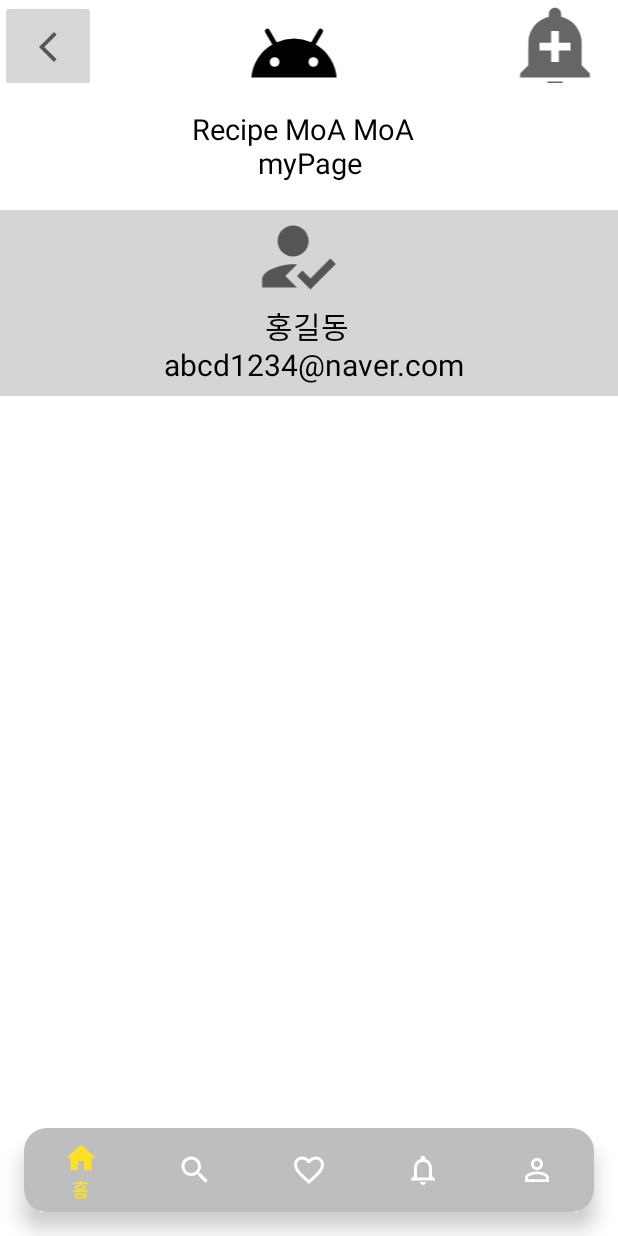
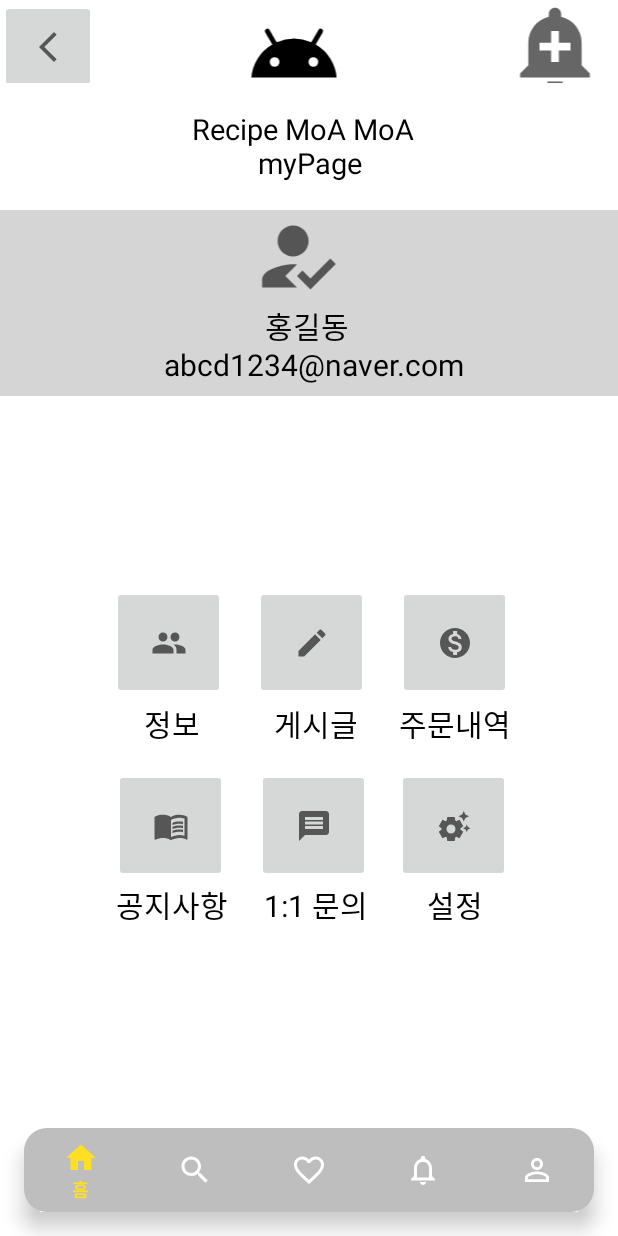
Before and after one commit to choijiyeon20/MoaMoa, an Android app: the fragment Main_mypage placed in its activity, on a phone screen of 412 x 824 dp. Run offline under Robolectric (Android 15) with nearby library versions, the phone set to English and light mode, and no system bars.

Commit message:
이민영-mypage 완성

```diff
--- /dev/null
+++ b/app/src/main/res/drawable/ic_baseline_create_24.xml
@@ -0,0 +1,10 @@
+<vector xmlns:android="http://schemas.android.com/apk/res/android"
+    android:width="24dp"
+    android:height="24dp"
+    android:viewportWidth="24"
+    android:viewportHeight="24"
+    android:tint="?attr/colorControlNormal">
+  <path
+      android:fillColor="@android:color/white"
+      android:pathData="M3,17.25V21h3.75L17.81,9.94l-3.75,-3.75L3,17.25zM20.71,7.04c0.39,-0.39 0.39,-1.02 0,-1.41l-2.34,-2.34c-0.39,-0.39 -1.02,-0.39 -1.41,0l-1.83,1.83 3.75,3.75 1.83,-1.83z"/>
+</vector>
--- /dev/null
+++ b/app/src/main/res/drawable/ic_baseline_group_24.xml
@@ -0,0 +1,10 @@
+<vector xmlns:android="http://schemas.android.com/apk/res/android"
+    android:width="24dp"
+    android:height="24dp"
+    android:viewportWidth="24"
+    android:viewportHeight="24"
+    android:tint="?attr/colorControlNormal">
+  <path
+      android:fillColor="@android:color/white"
+      android:pathData="M16,11c1.66,0 2.99,-1.34 2.99,-3S17.66,5 16,5c-1.66,0 -3,1.34 -3,3s1.34,3 3,3zM8,11c1.66,0 2.99,-1.34 2.99,-3S9.66,5 8,5C6.34,5 5,6.34 5,8s1.34,3 3,3zM8,13c-2.33,0 -7,1.17 -7,3.5L1,19h14v-2.5c0,-2.33 -4.67,-3.5 -7,-3.5zM16,13c-0.29,0 -0.62,0.02 -0.97,0.05 1.16,0.84 1.97,1.97 1.97,3.45L17,19h6v-2.5c0,-2.33 -4.67,-3.5 -7,-3.5z"/>
+</vector>
--- /dev/null
+++ b/app/src/main/res/drawable/ic_baseline_menu_book_24.xml
@@ -0,0 +1,20 @@
+<vector xmlns:android="http://schemas.android.com/apk/res/android"
+    android:width="24dp"
+    android:height="24dp"
+    android:viewportWidth="24"
+    android:viewportHeight="24"
+    android:tint="?attr/colorControlNormal"
+    android:autoMirrored="true">
+  <path
+      android:fillColor="@android:color/white"
+      android:pathData="M21,5c-1.11,-0.35 -2.33,-0.5 -3.5,-0.5c-1.95,0 -4.05,0.4 -5.5,1.5c-1.45,-1.1 -3.55,-1.5 -5.5,-1.5S2.45,4.9 1,6v14.65c0,0.25 0.25,0.5 0.5,0.5c0.1,0 0.15,-0.05 0.25,-0.05C3.1,20.45 5.05,20 6.5,20c1.95,0 4.05,0.4 5.5,1.5c1.35,-0.85 3.8,-1.5 5.5,-1.5c1.65,0 3.35,0.3 4.75,1.05c0.1,0.05 0.15,0.05 0.25,0.05c0.25,0 0.5,-0.25 0.5,-0.5V6C22.4,5.55 21.75,5.25 21,5zM21,18.5c-1.1,-0.35 -2.3,-0.5 -3.5,-0.5c-1.7,0 -4.15,0.65 -5.5,1.5V8c1.35,-0.85 3.8,-1.5 5.5,-1.5c1.2,0 2.4,0.15 3.5,0.5V18.5z"/>
+  <path
+      android:fillColor="@android:color/white"
+      android:pathData="M17.5,10.5c0.88,0 1.73,0.09 2.5,0.26V9.24C19.21,9.09 18.36,9 17.5,9c-1.7,0 -3.24,0.29 -4.5,0.83v1.66C14.13,10.85 15.7,10.5 17.5,10.5z"/>
+  <path
+      android:fillColor="@android:color/white"
+      android:pathData="M13,12.49v1.66c1.13,-0.64 2.7,-0.99 4.5,-0.99c0.88,0 1.73,0.09 2.5,0.26V11.9c-0.79,-0.15 -1.64,-0.24 -2.5,-0.24C15.8,11.66 14.26,11.96 13,12.49z"/>
+  <path
+      android:fillColor="@android:color/white"
+      android:pathData="M17.5,14.33c-1.7,0 -3.24,0.29 -4.5,0.83v1.66c1.13,-0.64 2.7,-0.99 4.5,-0.99c0.88,0 1.73,0.09 2.5,0.26v-1.52C19.21,14.41 18.36,14.33 17.5,14.33z"/>
+</vector>
--- /dev/null
+++ b/app/src/main/res/drawable/ic_baseline_message_24.xml
@@ -0,0 +1,11 @@
+<vector xmlns:android="http://schemas.android.com/apk/res/android"
+    android:width="24dp"
+    android:height="24dp"
+    android:viewportWidth="24"
+    android:viewportHeight="24"
+    android:tint="?attr/colorControlNormal"
+    android:autoMirrored="true">
+  <path
+      android:fillColor="@android:color/white"
+      android:pathData="M20,2L4,2c-1.1,0 -1.99,0.9 -1.99,2L2,22l4,-4h14c1.1,0 2,-0.9 2,-2L22,4c0,-1.1 -0.9,-2 -2,-2zM18,14L6,14v-2h12v2zM18,11L6,11L6,9h12v2zM18,8L6,8L6,6h12v2z"/>
+</vector>
--- /dev/null
+++ b/app/src/main/res/drawable/ic_baseline_monetization_on_24.xml
@@ -0,0 +1,10 @@
+<vector xmlns:android="http://schemas.android.com/apk/res/android"
+    android:width="24dp"
+    android:height="24dp"
+    android:viewportWidth="24"
+    android:viewportHeight="24"
+    android:tint="?attr/colorControlNormal">
+  <path
+      android:fillColor="@android:color/white"
+      android:pathData="M12,2C6.48,2 2,6.48 2,12s4.48,10 10,10 10,-4.48 10,-10S17.52,2 12,2zM13.41,18.09L13.41,20h-2.67v-1.93c-1.71,-0.36 -3.16,-1.46 -3.27,-3.4h1.96c0.1,1.05 0.82,1.87 2.65,1.87 1.96,0 2.4,-0.98 2.4,-1.59 0,-0.83 -0.44,-1.61 -2.67,-2.14 -2.48,-0.6 -4.18,-1.62 -4.18,-3.67 0,-1.72 1.39,-2.84 3.11,-3.21L10.74,4h2.67v1.95c1.86,0.45 2.79,1.86 2.85,3.39L14.3,9.34c-0.05,-1.11 -0.64,-1.87 -2.22,-1.87 -1.5,0 -2.4,0.68 -2.4,1.64 0,0.84 0.65,1.39 2.67,1.91s4.18,1.39 4.18,3.91c-0.01,1.83 -1.38,2.83 -3.12,3.16z"/>
+</vector>
--- /dev/null
+++ b/app/src/main/res/drawable/ic_baseline_settings_suggest_24.xml
@@ -0,0 +1,10 @@
+<vector xmlns:android="http://schemas.android.com/apk/res/android"
+    android:width="24dp"
+    android:height="24dp"
+    android:viewportWidth="24"
+    android:viewportHeight="24"
+    android:tint="?attr/colorControlNormal">
+  <path
+      android:fillColor="@android:color/white"
+      android:pathData="M17.41,6.59L15,5.5l2.41,-1.09L18.5,2l1.09,2.41L22,5.5l-2.41,1.09L18.5,9L17.41,6.59zM21.28,12.72L20.5,11l-0.78,1.72L18,13.5l1.72,0.78L20.5,16l0.78,-1.72L23,13.5L21.28,12.72zM16.24,14.37l1.94,1.47l-2.5,4.33l-2.24,-0.94c-0.2,0.13 -0.42,0.26 -0.64,0.37L12.5,22h-5l-0.3,-2.41c-0.22,-0.11 -0.43,-0.23 -0.64,-0.37l-2.24,0.94l-2.5,-4.33l1.94,-1.47C3.75,14.25 3.75,14.12 3.75,14s0,-0.25 0.01,-0.37l-1.94,-1.47l2.5,-4.33l2.24,0.94c0.2,-0.13 0.42,-0.26 0.64,-0.37L7.5,6h5l0.3,2.41c0.22,0.11 0.43,0.23 0.64,0.37l2.24,-0.94l2.5,4.33l-1.94,1.47c0.01,0.12 0.01,0.24 0.01,0.37S16.25,14.25 16.24,14.37zM13,14c0,-1.66 -1.34,-3 -3,-3s-3,1.34 -3,3s1.34,3 3,3S13,15.66 13,14z"/>
+</vector>
--- a/app/src/main/res/layout/main_mypage.xml
+++ b/app/src/main/res/layout/main_mypage.xml
@@ -20,7 +20,8 @@
             android:id="@+id/backBoardImageButton"
             android:layout_width="64dp"
             android:layout_height="62dp"
-            app:srcCompat="@drawable/ic_baseline_arrow_back_ios_new_24" />
+            app:srcCompat="@drawable/ic_baseline_arrow_back_ios_new_24"
+            tools:ignore="DuplicateIds" />
 
         <ImageView
             android:layout_width="64dp"
@@ -87,8 +88,138 @@
             android:textAlignment="center"
             android:textSize="20dp"
             android:textColor="@color/black"/>
+    </LinearLayout>
+
+    <LinearLayout
+        android:gravity="center"
+        android:orientation="vertical"
+        android:layout_width="match_parent"
+        android:layout_height="match_parent"
+        android:layout_marginTop="180dp"
+        tools:ignore="MissingConstraints">
+
+        <LinearLayout
+            android:layout_width="wrap_content"
+            android:layout_height="wrap_content"
+            android:layout_marginEnd="8dp">
+
+            <ImageButton
+                android:layout_width="75dp"
+                android:layout_height="75dp"
+                app:srcCompat="@drawable/ic_baseline_group_24"
+                android:layout_marginStart="20dp"/>
+            <ImageButton
+                android:layout_width="75dp"
+                android:layout_height="75dp"
+                app:srcCompat="@drawable/ic_baseline_create_24"
+                android:layout_marginStart="20dp"/>
+            <ImageButton
+                android:layout_width="75dp"
+                android:layout_height="75dp"
+                app:srcCompat="@drawable/ic_baseline_monetization_on_24"
+                android:layout_marginStart="20dp"/>
+        </LinearLayout>
+
+        <LinearLayout
+            android:layout_width="wrap_content"
+            android:layout_height="wrap_content"
+            android:layout_marginStart="0dp"
+            android:layout_marginEnd="1dp"
+            android:layout_marginTop="1dp">
+
+            <TextView
+                android:layout_width="75dp"
+                android:layout_height="25dp"
+                android:text="정보"
+                android:textAlignment="center"
+                android:textSize="20dp"
+                android:textColor="@color/black"
+                android:layout_marginStart="9.11dp" />
+
+            <TextView
+                android:layout_width="80dp"
+                android:layout_height="25dp"
+                android:text="게시글"
+                android:textAlignment="center"
+                android:textSize="20dp"
+                android:textColor="@color/black"
+                android:layout_marginStart="18dp"/>
+            <TextView
+                android:layout_width="75dp"
+                android:layout_height="25dp"
+                android:text="주문내역"
+                android:textAlignment="center"
+                android:textSize="20dp"
+                android:textColor="@color/black"
+                android:layout_marginStart="7pt"/>
+        </LinearLayout>
+
+
+        <LinearLayout
+            android:layout_width="wrap_content"
+            android:layout_height="wrap_content"
+            android:layout_marginStart="0dp"
+            android:layout_marginEnd="18dp"
+            android:layout_marginTop="20dp">
+
+            <ImageButton
+                android:layout_width="75dp"
+                android:layout_height="75dp"
+                app:srcCompat="@drawable/ic_baseline_menu_book_24"
+                android:layout_marginStart="40dp"/>
+
+            <ImageButton
+                android:layout_width="75dp"
+                android:layout_height="75dp"
+                android:layout_marginStart="20dp"
+                app:srcCompat="@drawable/ic_baseline_message_24" />
+            <ImageButton
+                android:layout_width="75dp"
+                android:layout_height="75dp"
+                android:layout_marginStart="18dp"
+                app:srcCompat="@drawable/ic_baseline_settings_suggest_24" />
+        </LinearLayout>
+
+        <LinearLayout
+            android:layout_width="wrap_content"
+            android:layout_height="wrap_content"
+            android:layout_marginStart="0dp"
+            android:layout_marginEnd="1dp">
+
+            <TextView
+                android:layout_width="75dp"
+                android:layout_height="25dp"
+                android:text="공지사항"
+                android:textAlignment="center"
+                android:textSize="20dp"
+                android:textColor="@color/black"
+                android:layout_marginStart="9.11dp" />
+
+            <TextView
+                android:layout_width="80dp"
+                android:layout_height="25dp"
+                android:text="1:1 문의"
+                android:textAlignment="center"
+                android:textSize="20dp"
+                android:textColor="@color/black"
+                android:layout_marginStart="18dp"/>
+            <TextView
+                android:layout_width="75dp"
+                android:layout_height="25dp"
+                android:text="설정"
+                android:textAlignment="center"
+                android:textSize="20dp"
+                android:textColor="@color/black"
+                android:layout_marginStart="7pt"/>
+        </LinearLayout>
+
 
     </LinearLayout>
 
 
+
+
+
+
+
 </androidx.constraintlayout.widget.ConstraintLayout>
```
